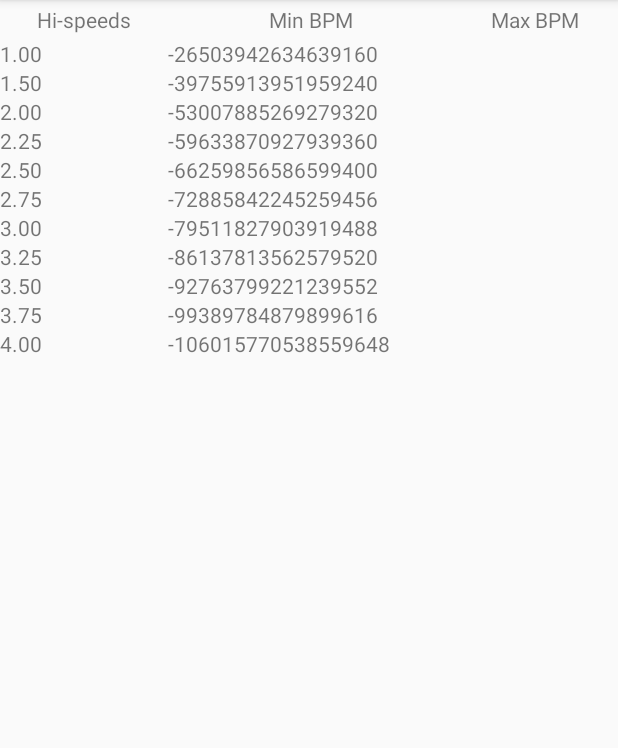
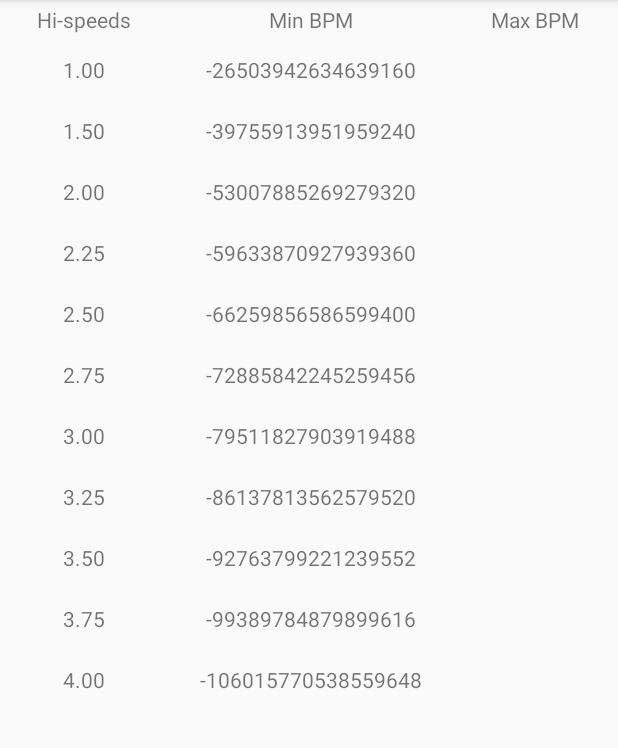
Before and after one commit to duraz0rz/IIDXTools, an Android app: the SuddenPlusTableActivity screen opened directly, with no data from a screen before it, on a phone screen of 412 x 824 dp, the part 84-832 px from its top. Run offline under Robolectric (Android 15) with nearby library versions, the phone set to English and light mode, and no system bars.

Commit message:
Made table scrollable...code cleanup

```diff
--- a/app/src/main/java/com/duraz0rz/suddenpluscalculator/activities/SuddenPlusTableActivity.kt
+++ b/app/src/main/java/com/duraz0rz/suddenpluscalculator/activities/SuddenPlusTableActivity.kt
@@ -2,6 +2,7 @@ package com.duraz0rz.suddenpluscalculator.activities
 
 import android.support.v7.app.AppCompatActivity
 import android.os.Bundle
+import android.view.Gravity
 import android.widget.TableLayout
 import android.widget.TableRow
 import android.widget.TextView
@@ -20,26 +21,28 @@ class SuddenPlusTableActivity : AppCompatActivity() {
         val minBPM = intent.getIntExtra("BPM", Int.MIN_VALUE)
         val greenNumber = intent.getIntExtra("GreenNumber", Int.MIN_VALUE)
 
-        val minBPMValues = suddenPlusCalculator.generateSuddenPlusTable(minBPM, greenNumber)
+        val suddenPlusValues = suddenPlusCalculator.generateSuddenPlusTable(minBPM, greenNumber)
 
         val table = this.findViewById<TableLayout>(R.id.tblHiSpeed)
 
-        minBPMValues.map { generateTableRow(it) }.forEach { table.addView(it) }
+        suddenPlusValues.map { generateTableRow(it) }.forEach { table.addView(it) }
     }
 
     private fun generateTableRow(minBPMValue: SuddenPlusValue): TableRow {
+        fun generateTableCell(text: String): TextView {
+            val cell = TextView(this)
+            cell.text = text
+            cell.gravity = Gravity.CENTER
+            cell.setPadding(0, 16,0,16)
+
+            return cell
+        }
+
         val tableRow = TableRow(this)
 
-        val hiSpeedCell = TextView(this)
-        hiSpeedCell.text = minBPMValue.highSpeed
-        val minBPMCell = TextView(this)
-        minBPMCell.text = minBPMValue.whiteNumber.toString()
-        val maxBPMCell = TextView(this)
-        maxBPMCell.text = ""
-
-        tableRow.addView(hiSpeedCell)
-        tableRow.addView(minBPMCell)
-        tableRow.addView(maxBPMCell)
+        tableRow.addView(generateTableCell(minBPMValue.highSpeed))
+        tableRow.addView(generateTableCell(minBPMValue.whiteNumber.toString()))
+        tableRow.addView(generateTableCell(""))
 
         return tableRow
     }
--- a/app/src/main/res/layout/activity_sudden_plus_table.xml
+++ b/app/src/main/res/layout/activity_sudden_plus_table.xml
@@ -7,31 +7,38 @@
     android:layout_height="match_parent"
     tools:context="com.duraz0rz.suddenpluscalculator.activities.SuddenPlusTableActivity">
 
+    <ScrollView
+        android:layout_width="match_parent"
+        android:layout_height="match_parent">
+
         <TableLayout
             android:id="@+id/tblHiSpeed"
             android:layout_width="match_parent"
-        android:layout_height="match_parent"
+            android:layout_height="wrap_content"
             android:stretchColumns="*">
 
             <TableRow>
+
                 <TextView
                     android:id="@+id/txtHiSpeedHeader"
-                android:text="@string/hiSpeedHeader"
                     android:gravity="center"
-                android:padding="3dp" />
+                    android:padding="3dp"
+                    android:text="@string/hiSpeedHeader" />
 
                 <TextView
                     android:id="@+id/txtMinBPMHeader"
-                android:text="@string/minBPMHeaderPlaceholder"
                     android:gravity="center"
-                android:padding="3dp" />
+                    android:padding="3dp"
+                    android:text="@string/minBPMHeaderPlaceholder" />
 
                 <TextView
                     android:id="@+id/txtMaxBPMHeader"
-                android:text="@string/maxBPMHeaderPlaceholder"
                     android:gravity="center"
-                android:padding="3dp" />
+                    android:padding="3dp"
+                    android:text="@string/maxBPMHeaderPlaceholder" />
             </TableRow>
         </TableLayout>
 
+    </ScrollView>
+
 </android.support.constraint.ConstraintLayout>
```
Lines whose indentation alone changed are shown as unchanged.
